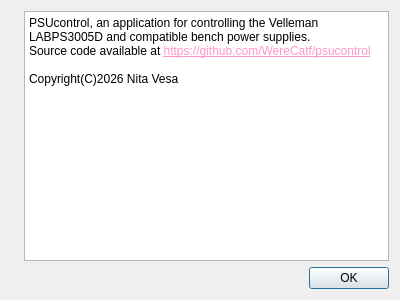
First picture: the form in src/psucontrol/aboutDialog.ui, repository WereCatf/psucontrol, before the edit.
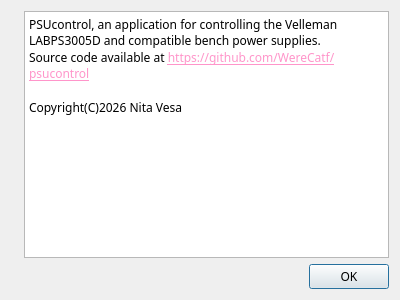
Second picture: the form after the edit. Icons and pictures are not drawn.

Commit message: chore: use the embedded Noto Sans for consistency

```diff
--- a/src/psucontrol/aboutDialog.ui
+++ b/src/psucontrol/aboutDialog.ui
@@ -10,6 +10,11 @@
     <height>300</height>
    </rect>
   </property>
+  <property name="font">
+   <font>
+    <family>Noto Sans</family>
+   </font>
+  </property>
   <property name="windowTitle">
    <string>About</string>
   </property>
@@ -56,11 +61,11 @@
 hr { height: 1px; border-width: 0; }
 li.unchecked::marker { content: &quot;\2610&quot;; }
 li.checked::marker { content: &quot;\2612&quot;; }
-&lt;/style&gt;&lt;/head&gt;&lt;body style=&quot; font-family:'Segoe UI'; font-size:9pt; font-weight:400; font-style:normal;&quot;&gt;
-&lt;p style=&quot; margin-top:0px; margin-bottom:0px; margin-left:0px; margin-right:0px; -qt-block-indent:0; text-indent:0px;&quot;&gt;PSUcontrol, an application for controlling the Velleman LABPS3005D and compatible bench power supplies.&lt;/p&gt;
-&lt;p style=&quot; margin-top:0px; margin-bottom:0px; margin-left:0px; margin-right:0px; -qt-block-indent:0; text-indent:0px;&quot;&gt;Source code available at &lt;a href=&quot;https://github.com/WereCatf/psucontrol&quot;&gt;&lt;span style=&quot; text-decoration: underline; color:#ff95ca;&quot;&gt;https://github.com/WereCatf/psucontrol&lt;/span&gt;&lt;/a&gt;&lt;/p&gt;
-&lt;p style=&quot;-qt-paragraph-type:empty; margin-top:0px; margin-bottom:0px; margin-left:0px; margin-right:0px; -qt-block-indent:0; text-indent:0px;&quot;&gt;&lt;br /&gt;&lt;/p&gt;
-&lt;p style=&quot; margin-top:0px; margin-bottom:0px; margin-left:0px; margin-right:0px; -qt-block-indent:0; text-indent:0px;&quot;&gt;Copyright(C)2026 Nita Vesa&lt;/p&gt;&lt;/body&gt;&lt;/html&gt;</string>
+&lt;/style&gt;&lt;/head&gt;&lt;body style=&quot; font-family:'Noto Sans'; font-size:9pt; font-weight:400; font-style:normal;&quot;&gt;
+&lt;p style=&quot; margin-top:0px; margin-bottom:0px; margin-left:0px; margin-right:0px; -qt-block-indent:0; text-indent:0px;&quot;&gt;&lt;span style=&quot; font-family:'Segoe UI';&quot;&gt;PSUcontrol, an application for controlling the Velleman LABPS3005D and compatible bench power supplies.&lt;/span&gt;&lt;/p&gt;
+&lt;p style=&quot; margin-top:0px; margin-bottom:0px; margin-left:0px; margin-right:0px; -qt-block-indent:0; text-indent:0px;&quot;&gt;&lt;span style=&quot; font-family:'Segoe UI';&quot;&gt;Source code available at &lt;/span&gt;&lt;a href=&quot;https://github.com/WereCatf/psucontrol&quot;&gt;&lt;span style=&quot; font-family:'Segoe UI'; text-decoration: underline; color:#ff95ca;&quot;&gt;https://github.com/WereCatf/psucontrol&lt;/span&gt;&lt;/a&gt;&lt;/p&gt;
+&lt;p style=&quot;-qt-paragraph-type:empty; margin-top:0px; margin-bottom:0px; margin-left:0px; margin-right:0px; -qt-block-indent:0; text-indent:0px; font-family:'Segoe UI';&quot;&gt;&lt;br /&gt;&lt;/p&gt;
+&lt;p style=&quot; margin-top:0px; margin-bottom:0px; margin-left:0px; margin-right:0px; -qt-block-indent:0; text-indent:0px;&quot;&gt;&lt;span style=&quot; font-family:'Segoe UI';&quot;&gt;Copyright(C)2026 Nita Vesa&lt;/span&gt;&lt;/p&gt;&lt;/body&gt;&lt;/html&gt;</string>
        </property>
        <property name="textInteractionFlags">
         <set>Qt::TextInteractionFlag::TextBrowserInteraction</set>
```
The commit also changes 15 other files.
